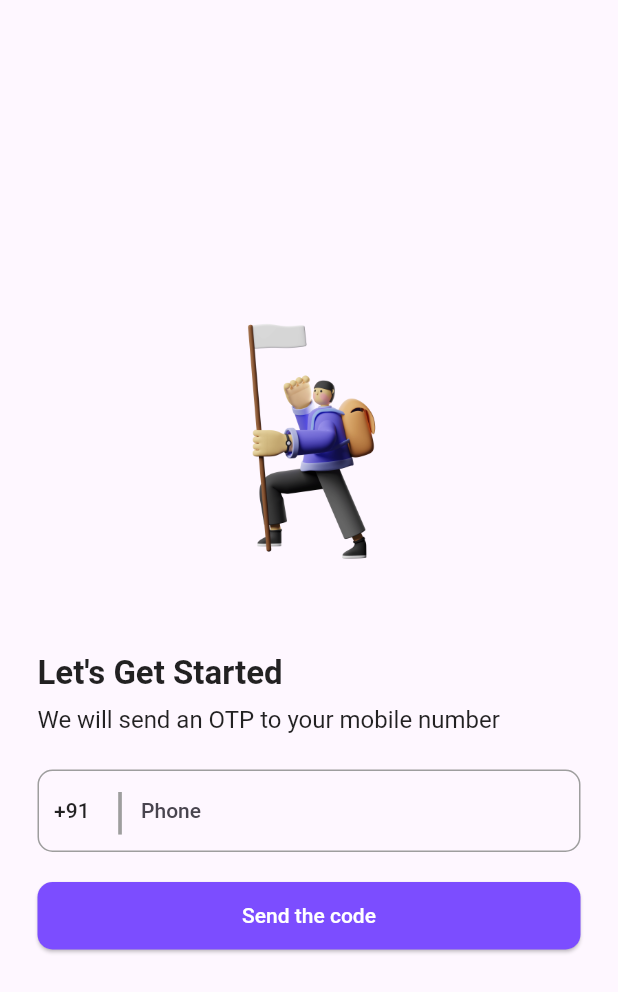
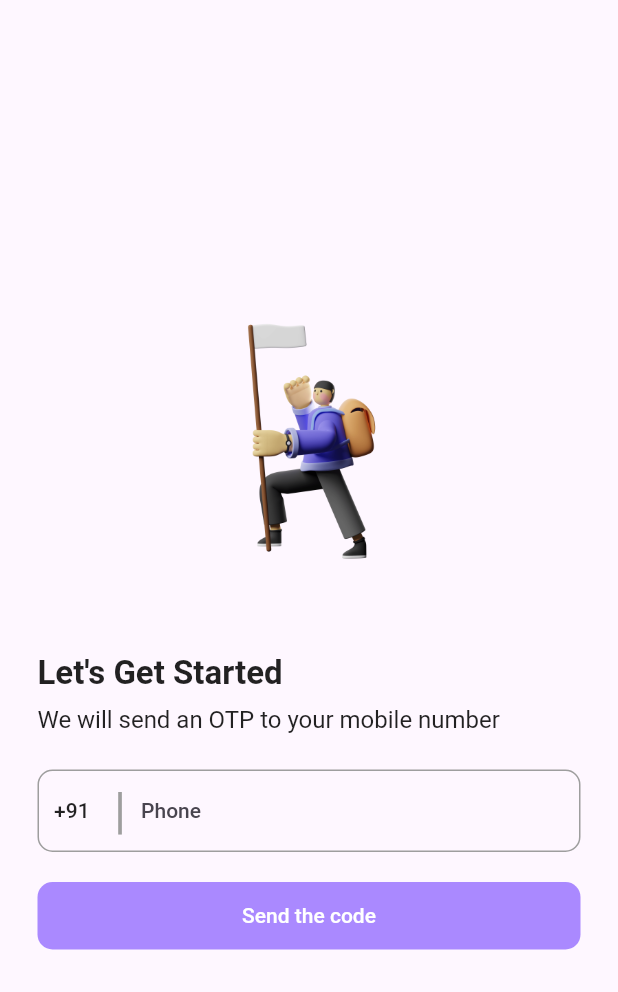
Before and after one commit to tushar4303/CluedIn-Flutter, a Flutter app: the MyProfile screen opened by its route, after a tap on "Logout", on a phone screen of 412 x 824 dp. Shown: the top 992 px of the screen. Run offline on Flutter 3.47's test engine with Material 2 defaults, Android fonts, the phone set to English and light mode, and no system bars; our stand-ins replace firebase_auth, firebase_core, firebase_messaging, flutter_local_notifications, google_fonts, pinput; accounts and stored records are empty; network calls fail.

Commit message:
CluedIn Auth Validation Done
Renamed CluedIn_app to CluedIn + validated buttons and input fields in authentication screen

```diff
--- a/lib/main.dart
+++ b/lib/main.dart
@@ -8,7 +8,7 @@ import 'package:firebase_core/firebase_core.dart';
 import 'package:flutter/material.dart';
 import 'package:cluedin_app/screens/phone.dart';
 import 'package:cluedin_app/screens/profile.dart';
-import 'package:cluedin_app/screens/verify.dart';
+
 import 'package:firebase_messaging/firebase_messaging.dart';
 
 Future<void> backgroundHandler(RemoteMessage message) async {
@@ -34,7 +34,7 @@ class myApp extends StatelessWidget {
       theme: MyTheme.lightTheme(context),
       darkTheme: MyTheme.darkTheme(context),
       // initialRoute: MyRoutes.notificationRoute,
-      initialRoute: 'profile',
+      initialRoute: 'phone',
       routes: {
         // "/": (context) => LoginPage(),
 
@@ -42,7 +42,7 @@ class myApp extends StatelessWidget {
         MyRoutes.loginRoute: (context) => LoginPage(),
         'phone': (context) => MyPhone(),
         'profile': (context) => MyProfile(),
-        'verify': (context) => MyVerify(),
+
         'notification': (context) => NotificationPage(),
       },
       // home: NotificationPage(),
--- a/lib/screens/phone.dart
+++ b/lib/screens/phone.dart
@@ -1,11 +1,12 @@
+import 'package:cluedin_app/screens/verify.dart';
 import 'package:firebase_auth/firebase_auth.dart';
+import 'package:flutter/cupertino.dart';
 import 'package:flutter/material.dart';
 
 class MyPhone extends StatefulWidget {
   const MyPhone({Key? key}) : super(key: key);
 
   static String verify = "";
-  static String yourNumber = "";
 
   @override
   State<MyPhone> createState() => _MyPhoneState();
@@ -13,14 +14,31 @@ class MyPhone extends StatefulWidget {
 
 class _MyPhoneState extends State<MyPhone> {
   TextEditingController countryController = TextEditingController();
+  TextEditingController numberLengthController = TextEditingController();
   var phone = "";
+
+  bool isEnabled = false;
 
   @override
   void initState() {
     // TODO: implement initState
     countryController.text = "+91";
+    // numberLengthController.addListener(() {
+    //   if (numberLengthController.text.length == 10) {
+    //     setState(() {
+    //       isEnabled = true;
+    //     });
+    //   }
+    // });
+
     super.initState();
   }
+
+  // void dispose() {
+  //   // Clean up the controller when the widget is disposed.
+  //   numberLengthController.dispose();
+  //   super.dispose();
+  // }
 
   @override
   Widget build(BuildContext context) {
@@ -94,14 +112,24 @@ class _MyPhoneState extends State<MyPhone> {
                       width: 10,
                     ),
                     Expanded(
-                        child: TextField(
+                        child: TextFormField(
+                      // controller: numberLengthController,
+                      maxLength: 10,
                       onChanged: (value) {
                         phone = value;
+                        setState(() {
+                          if (value.length > 9) {
+                            isEnabled = true;
+                          } else {
+                            isEnabled = false;
+                          }
+                        });
                       },
                       keyboardType: TextInputType.phone,
                       // ignore: prefer_const_constructors
                       decoration: InputDecoration(
                         border: InputBorder.none,
+                        counterText: '',
                         hintText: "Phone",
                       ),
                     ))
@@ -116,24 +144,38 @@ class _MyPhoneState extends State<MyPhone> {
                 height: 45,
                 child: ElevatedButton(
                     style: ElevatedButton.styleFrom(
+                        disabledBackgroundColor:
+                            Color.fromRGBO(124, 77, 255, 0.65),
                         backgroundColor: Colors.deepPurpleAccent,
                         shape: RoundedRectangleBorder(
                             borderRadius: BorderRadius.circular(10))),
-                    onPressed: (() async {
-                      MyPhone.yourNumber = countryController.text + phone;
+                    onPressed: isEnabled
+                        ? (() async {
                             await FirebaseAuth.instance.verifyPhoneNumber(
-                        phoneNumber: MyPhone.yourNumber,
+                              phoneNumber: countryController.text + phone,
                               verificationCompleted:
                                   (PhoneAuthCredential credential) {},
-                        verificationFailed: (FirebaseAuthException e) {},
-                        codeSent: (String verificationId, int? resendToken) {
+                              verificationFailed: (FirebaseAuthException e) {
+                                if (e.code == 'invalid-phone-number') {
+                                  print(
+                                      'The provided phone number is not valid.');
+                                }
+                              },
+                              codeSent:
+                                  (String verificationId, int? resendToken) {
                                 MyPhone.verify = verificationId;
                               },
-                        codeAutoRetrievalTimeout: (String verificationId) {},
+                              codeAutoRetrievalTimeout:
+                                  (String verificationId) {},
                             );
                             // ignore: use_build_context_synchronously
-                      Navigator.pushNamed(context, 'verify');
-                    }),
+                            Navigator.push(
+                                context,
+                                CupertinoPageRoute(
+                                    builder: (context) =>
+                                        MyVerify(phone: phone)));
+                          })
+                        : null,
                     child: const Text(
                       "Send the code",
                       style: TextStyle(color: Colors.white),
--- a/lib/screens/profile.dart
+++ b/lib/screens/profile.dart
@@ -35,11 +35,11 @@ class MyProfile extends StatelessWidget {
                   radius: 36,
                 ),
                 title: Transform(
-                  transform: Matrix4.translationValues(-10, 1.0, 0.0),
+                  transform: Matrix4.translationValues(-10, 0.0, 0.0),
                   child: const Text("Tushar", style: TextStyle(fontSize: 18)),
                 ),
                 subtitle: Transform(
-                  transform: Matrix4.translationValues(-10, -1.0, 0.0),
+                  transform: Matrix4.translationValues(-10, -0.8, 0.0),
                   child: const Text("Show profile",
                       style: TextStyle(fontSize: 15)),
                 ),
@@ -47,7 +47,7 @@ class MyProfile extends StatelessWidget {
               ),
             ),
           ),
-          Divider(
+          const Divider(
             thickness: 2,
             indent: 24,
             endIndent: 24,
@@ -60,12 +60,12 @@ class MyProfile extends StatelessWidget {
               surfaceTintColor: Colors.transparent,
               child: Center(
                 child: ListTile(
-                    contentPadding: EdgeInsets.all(16),
+                    contentPadding: const EdgeInsets.all(16),
                     onTap: () {},
-                    title: Text("Leave us a Feedback!"),
-                    subtitle:
-                        Text("Your feedback helps us to improve the product"),
-                    trailing: Icon(
+                    title: const Text("Leave us a Feedback!"),
+                    subtitle: const Text(
+                        "Your feedback helps us to improve the product"),
+                    trailing: const Icon(
                       Icons.store_mall_directory,
                       size: 32,
                     )),
@@ -74,7 +74,7 @@ class MyProfile extends StatelessWidget {
           ),
           Column(
             children: [
-              Divider(
+              const Divider(
                 thickness: 2,
                 indent: 24,
                 endIndent: 24,
@@ -83,14 +83,14 @@ class MyProfile extends StatelessWidget {
               ListTile(
                 horizontalTitleGap: 0,
                 contentPadding:
-                    EdgeInsets.symmetric(horizontal: 24, vertical: 0),
+                    const EdgeInsets.symmetric(horizontal: 24, vertical: 0),
                 onTap: () {},
-                leading: Icon(Icons.share),
-                title: Text("Spread the word"),
-                subtitle: Text("Share the App with your friends"),
-                trailing: Icon(Icons.arrow_forward_ios, size: 20),
+                leading: const Icon(Icons.share),
+                title: const Text("Spread the word"),
+                subtitle: const Text("Share the App with your friends"),
+                trailing: const Icon(Icons.arrow_forward_ios, size: 20),
               ),
-              Divider(
+              const Divider(
                 thickness: 2,
                 indent: 24,
                 endIndent: 24,
@@ -99,14 +99,14 @@ class MyProfile extends StatelessWidget {
               ListTile(
                 horizontalTitleGap: 0,
                 contentPadding:
-                    EdgeInsets.symmetric(horizontal: 24, vertical: 0),
+                    const EdgeInsets.symmetric(horizontal: 24, vertical: 0),
                 onTap: () {},
-                leading: Icon(Icons.star_border_outlined),
-                title: Text("Rate Us"),
-                subtitle: Text("Tell us what you think"),
-                trailing: Icon(Icons.arrow_forward_ios, size: 20),
+                leading: const Icon(Icons.star_border_outlined),
+                title: const Text("Rate Us"),
+                subtitle: const Text("Tell us what you think"),
+                trailing: const Icon(Icons.arrow_forward_ios, size: 20),
               ),
-              Divider(
+              const Divider(
                 thickness: 2,
                 indent: 24,
                 endIndent: 24,
@@ -115,14 +115,14 @@ class MyProfile extends StatelessWidget {
               ListTile(
                 horizontalTitleGap: 0,
                 contentPadding:
-                    EdgeInsets.symmetric(horizontal: 24, vertical: 0),
+                    const EdgeInsets.symmetric(horizontal: 24, vertical: 0),
                 onTap: () {},
-                leading: Icon(Icons.info_outline),
-                title: Text("About CluedIn"),
-                subtitle: Text("V 1.0.0"),
-                trailing: Icon(Icons.arrow_forward_ios, size: 20),
+                leading: const Icon(Icons.info_outline),
+                title: const Text("About CluedIn"),
+                subtitle: const Text("V 1.0.0"),
+                trailing: const Icon(Icons.arrow_forward_ios, size: 20),
               ),
-              Divider(
+              const Divider(
                 thickness: 2,
                 indent: 24,
                 endIndent: 24,
@@ -131,26 +131,26 @@ class MyProfile extends StatelessWidget {
               ListTile(
                 horizontalTitleGap: 0,
                 contentPadding:
-                    EdgeInsets.symmetric(horizontal: 24, vertical: 0),
+                    const EdgeInsets.symmetric(horizontal: 24, vertical: 0),
                 onTap: () {
                   Navigator.of(context).pushAndRemoveUntil(
-                      MaterialPageRoute(builder: (c) => MyPhone()),
+                      MaterialPageRoute(builder: (c) => const MyPhone()),
                       (r) => false);
                 },
-                leading: Icon(Icons.logout_outlined),
-                title: Text(
+                leading: const Icon(Icons.logout_outlined),
+                title: const Text(
                   "Logout",
                   style: TextStyle(
                       color: Colors.black, fontWeight: FontWeight.bold),
                 ),
-                subtitle: Text(""),
-                trailing: Icon(
+                subtitle: const Text(""),
+                trailing: const Icon(
                   Icons.arrow_forward_ios,
                   size: 20,
                   color: Colors.black,
                 ),
               ),
-              Divider(
+              const Divider(
                 thickness: 2,
                 indent: 24,
                 endIndent: 24,
```
Also changed, not shown: lib/screens/verify.dart (+40 -25 lines), 1 other file. Lines whose indentation alone changed are shown as unchanged.
